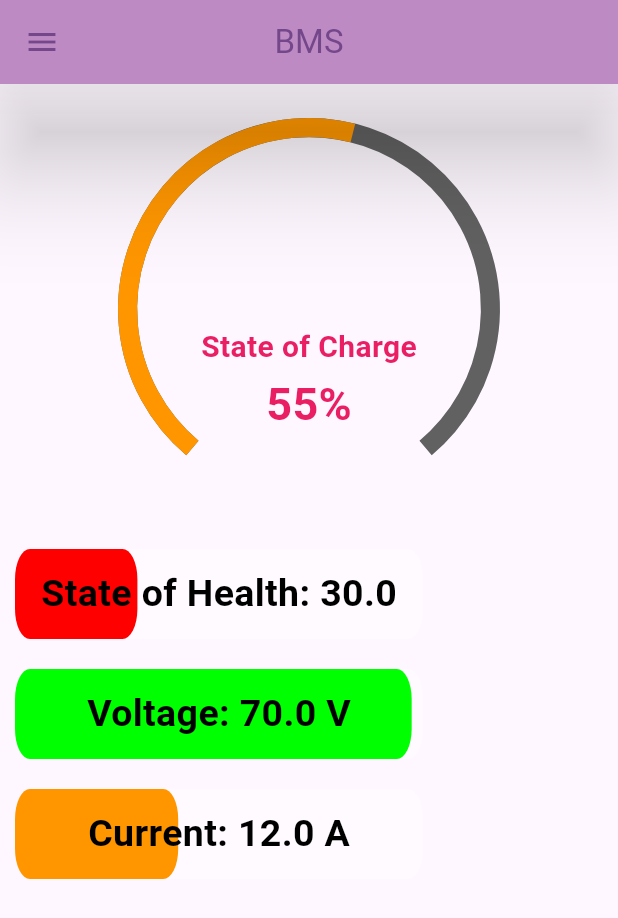
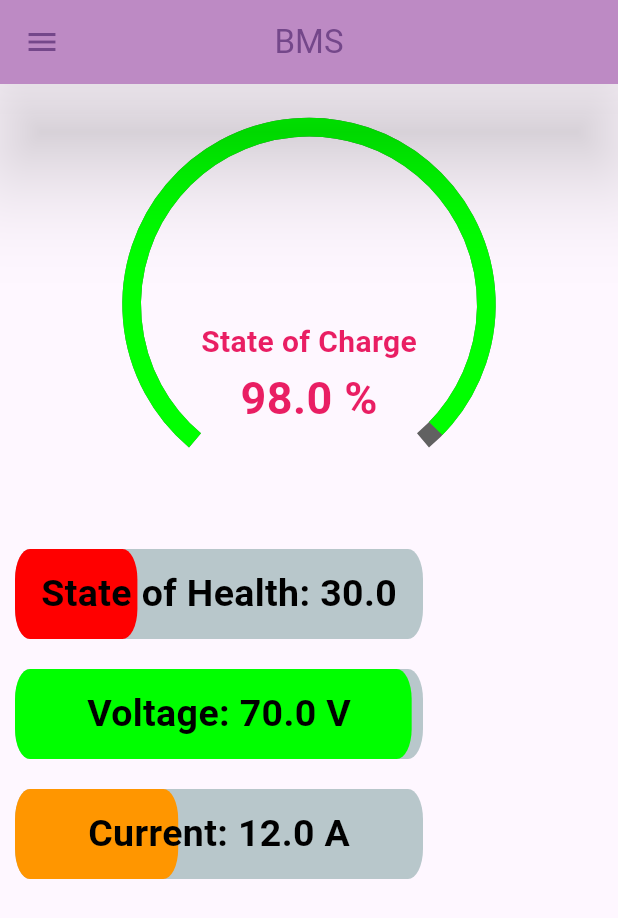
Before and after one commit to Sudharsshan/Flutter_BMS, a Flutter app: the screen it shows after launch, on a phone screen of 412 x 824 dp. Shown: the top 918 px of the screen. Run offline on Flutter 3.47's test engine with Material 3 defaults, Android fonts, the phone set to English and light mode, and no system bars; drawn by our look-alikes of percent_indicator, syncfusion_flutter_gauges; our stand-ins replace fluttertoast, shared_preferences; missing offline and left inert: workmanager.

Commit message:
implemented color theme for widgets of home screen

```diff
--- a/lib/main.dart
+++ b/lib/main.dart
@@ -122,75 +122,7 @@ class _MyAppState extends State<MyApp>{
                     children: [
 
                       //Implemented the radial gauge
-                      SizedBox(
-                        height: 300,
-                        width: 200,
-                        child: Column(
-                          children: [
-                            const SizedBox(height: 16),
-                            Expanded(
-                              child: Center(
-                                child: SizedBox(
-                                  width: 300,
-                                  height: 300,
-                                  child: SfRadialGauge(
-                                    axes: <RadialAxis>[
-                                      RadialAxis(
-                                        minimum: 0,
-                                        maximum: 100,
-                                        showLabels: false,
-                                        showTicks: false,
-                                        axisLineStyle: AxisLineStyle(
-                                          thickness: 0.1,
-                                          color: Colors.grey[700],
-                                          thicknessUnit: GaugeSizeUnit.factor,
-                                        ),
-                                        pointers: <GaugePointer>[
-                                          //This method draws the radial gauge with the specified value
-                                          RangePointer(
-                                            value: 55,
-                                            width: 0.1,
-                                            sizeUnit: GaugeSizeUnit.factor,
-                                            color: widgetColor(100, 50),
-                                            enableAnimation: true,
-                                          ),
-                                        ],
-                                        annotations: const <GaugeAnnotation>[
-                                          GaugeAnnotation(
-                                            widget: Text(
-                                              'State of Charge',
-                                              style: TextStyle(
-                                                fontSize: 20,
-                                                fontWeight: FontWeight.bold,
-                                                color: Colors.pink,
-                                              ),
-                                            ),
-                                            positionFactor: 0.2,
-                                            angle: 90,
-                                          ),
-                                          GaugeAnnotation(
-                                            widget: Text(
-                                              '55%',
-                                              style: TextStyle(
-                                                fontSize: 30,
-                                                fontWeight: FontWeight.bold,
-                                                color: Colors.pink,
-                                              ),
-                                            ),
-                                            positionFactor: 0.5,
-                                            angle: 90,
-                                          ),
-                                        ],
-                                      ),
-                                    ],
-                                  ),
-                                ),
-                              ),
-                            ),
-                            const SizedBox(height: 16),
-                          ],
-                        ),
-                      ),
+                      SOC(percent: 98),
 
                       SOH(percent: 30),
 
@@ -314,15 +246,15 @@ class _SOCState extends State<SOC>{
                       pointers: <GaugePointer>[
                         //This method draws the radial gauge with the specified value
                         RangePointer(
-                          value: 10,
+                          value: State_of_Charge,
                           width: 0.1,
                           sizeUnit: GaugeSizeUnit.factor,
-                          color: widgetColor(100, 90),
+                          color: widgetColor(100, State_of_Charge),
                           enableAnimation: true,
                         ),
                       ],
-                      annotations: const <GaugeAnnotation>[
-                        GaugeAnnotation(
+                      annotations: <GaugeAnnotation>[
+                        const GaugeAnnotation(
                           widget: Text(
                             'State of Charge',
                             style: TextStyle(
@@ -336,8 +268,8 @@ class _SOCState extends State<SOC>{
                         ),
                         GaugeAnnotation(
                           widget: Text(
-                            '55%',
-                            style: TextStyle(
+                            '$finalD %',
+                            style: const TextStyle(
                               fontSize: 30,
                               fontWeight: FontWeight.bold,
                               color: Colors.pink,
@@ -407,7 +339,6 @@ class _SOHState extends State<SOH> {
         center: Text('State of Health: $finalD', style: const TextStyle(color: Colors.black, fontWeight: FontWeight.bold, fontSize: 25), ), //Overriding theme colors to prevent visibility issue
         linearStrokeCap: LinearStrokeCap.roundAll,
         progressColor: widgetColor(100, State_Of_Health), //CHANGE THIS AS PER VALUE
-        backgroundColor: const Color.fromARGB(100, 255, 255, 255),
       ),
     );
   }
@@ -460,7 +391,6 @@ class _VOLTAGEState extends State<VOLTAGE> {
         linearStrokeCap: LinearStrokeCap.roundAll,
         progressColor: widgetColor(72, VoltageData), //CHANGE THIS AS PER THE VALUE
         barRadius: const Radius.elliptical(10, 20),
-        backgroundColor: const Color.fromARGB(100, 255, 255, 255),
 
       ),
     );
@@ -514,7 +444,6 @@ class _CURRENTState extends State<CURRENT> {
         center: Text('Current: $finalD A', style: const TextStyle(color: Colors.black, fontWeight: FontWeight.bold, fontSize: 25),), //Overriding theme colors to prevent visibility issue
         linearStrokeCap: LinearStrokeCap.roundAll,
         progressColor: widgetColor(30, CurrentData),
-        backgroundColor: const Color.fromARGB(100, 255, 255, 255),
       ),
     );
   }
```
